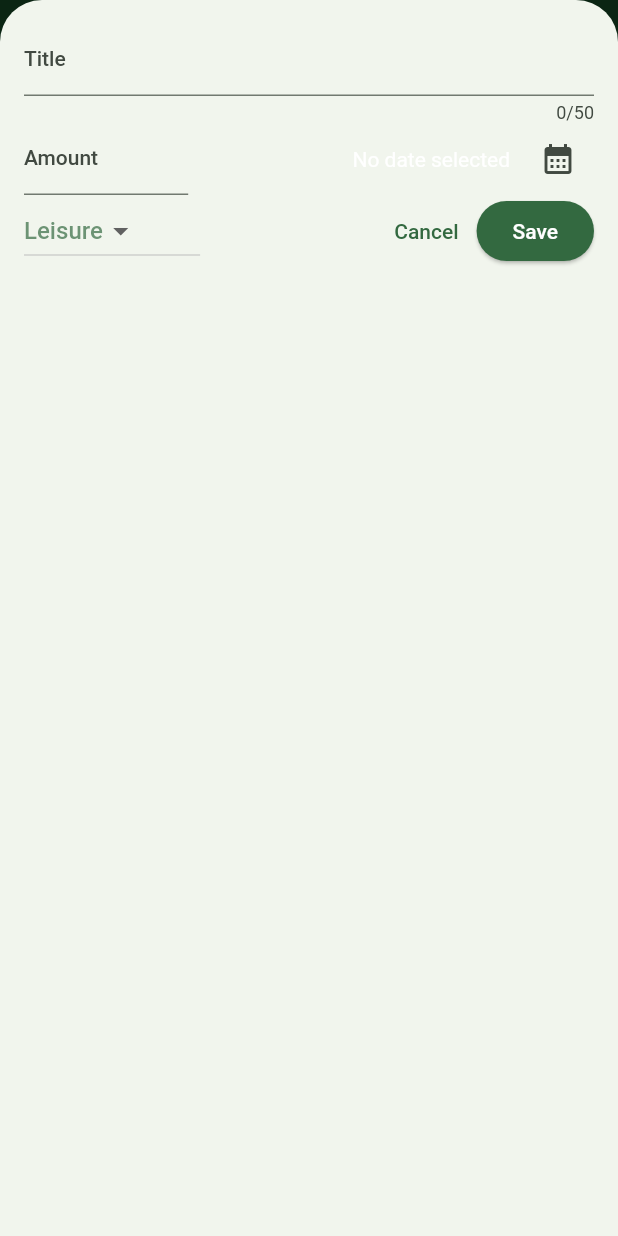
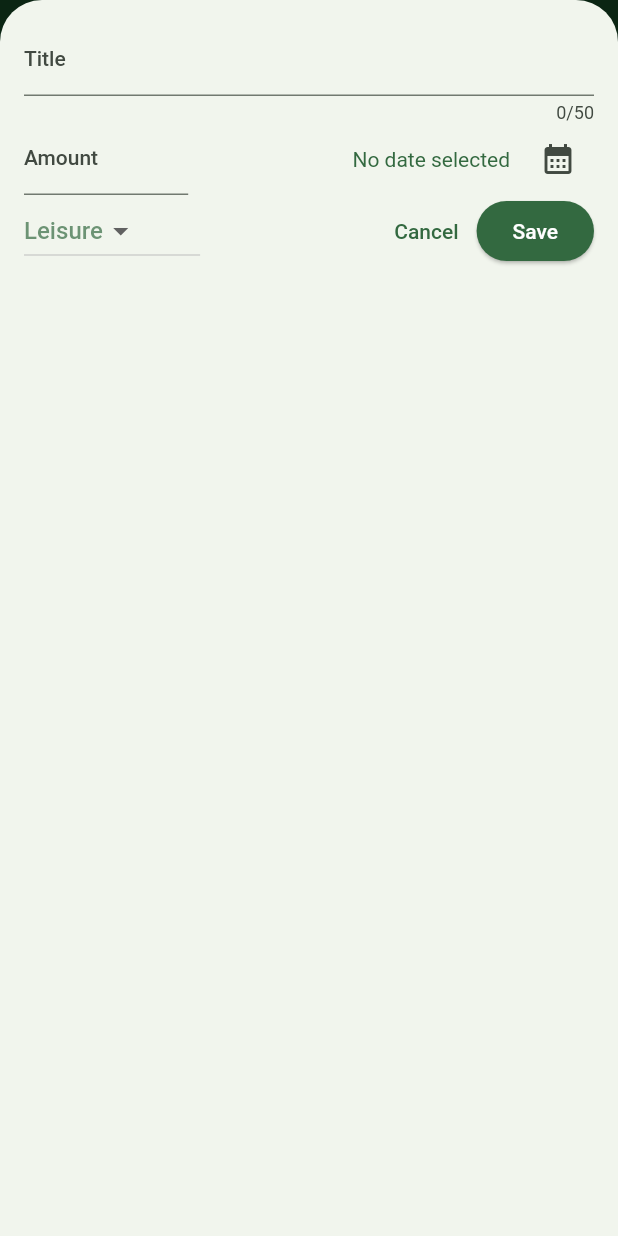
Before and after one commit to Gaurav-Singh-Kabdwal/expenses, a Flutter app: the screen it shows after launch, after a tap on the "add" icon, on a phone screen of 412 x 824 dp. Run offline on Flutter 3.47's test engine with Material 2 defaults, Android fonts, the phone set to English and light mode, and no system bars.

Commit message:
Update Overlay Date Text Color

```diff
--- a/lib/widgets/modal_overlay.dart
+++ b/lib/widgets/modal_overlay.dart
@@ -234,7 +234,8 @@ class _ModalOverlayState extends State<ModalOverlay> {
                                   ? "No date selected"
                                   : formatter.format(_selectedDate!),
                               style: TextStyle(
-                                color: Theme.of(context).colorScheme.onPrimary,
+                                color:
+                                    Theme.of(context).colorScheme.surfaceTint,
                               ),
                             ),
                             IconButton(
@@ -272,7 +273,7 @@ class _ModalOverlayState extends State<ModalOverlay> {
                                 ? "No date selected"
                                 : formatter.format(_selectedDate!),
                             style: TextStyle(
-                              color: Theme.of(context).colorScheme.onPrimary,
+                              color: Theme.of(context).colorScheme.surfaceTint,
                             ),
                           ),
                           const SizedBox(
```
